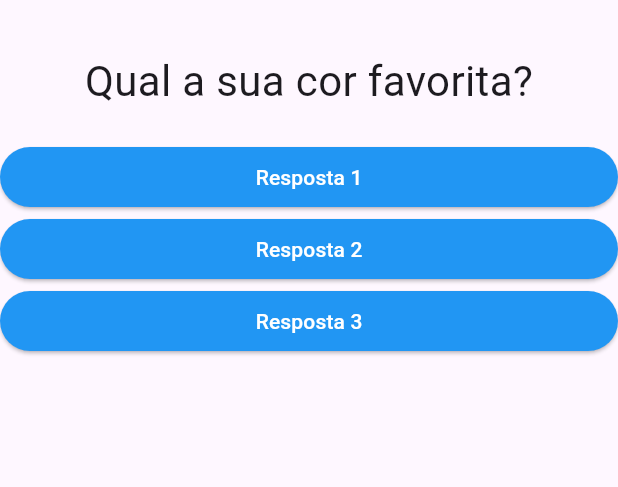
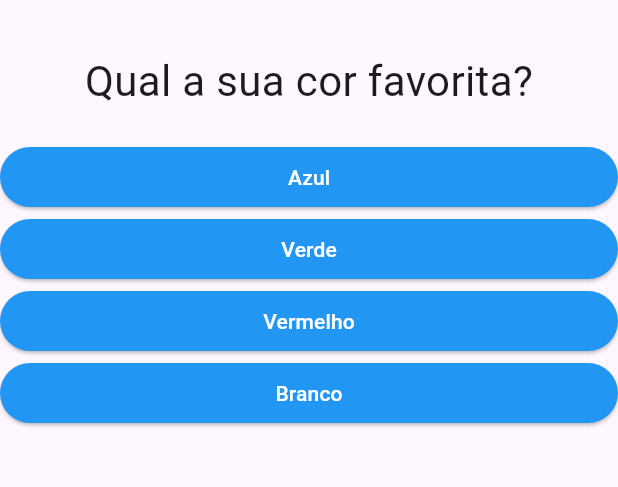
Before and after one commit to benckeleonardo/perguntas_flutter, a Flutter app: the screen it shows after launch, on a phone screen of 412 x 824 dp, the part 63-550 px from its top. Run offline on Flutter 3.47's test engine with Material 3 defaults, Android fonts, the phone set to English and light mode, and no system bars.

Commit message:
Cria o componente resposta dinamicamente para cada pergunta

```diff
--- a/lib/main.dart
+++ b/lib/main.dart
@@ -7,6 +7,17 @@ void main() {
 }
 
 class _PerguntaAppState extends State<PerguntaApp> {
+  final _perguntas = [
+    {
+      'pergunta': 'Qual a sua cor favorita?',
+      'respostas': ['Azul', 'Verde', 'Vermelho', 'Branco']
+    },
+    {
+      'pergunta': 'Qual o seu animal favorito?',
+      'respostas': ['Cachorro', 'Gato', 'Coelho']
+    }
+  ];
+
   int _perguntaAtual = 0;
 
   void _responder() {
@@ -18,20 +29,18 @@ class _PerguntaAppState extends State<PerguntaApp> {
 
   @override
   Widget build(BuildContext context) {
-    final _perguntas = [
-      'Qual a sua cor favorita?',
-      'Qual o seu animal favorito?'
-    ];
+    List<String> respostas = _perguntas[_perguntaAtual].cast()['respostas'];
+    List<Resposta> widgets = respostas
+        .map((e) => Resposta(e, _responder))
+        .toList();
 
     return MaterialApp(
       home: Scaffold(
         appBar: AppBar(title: const Text('Perguntas')),
         body: Column(
           children: [
-            Questao(_perguntas[_perguntaAtual]),
-            Resposta('Resposta 1', _responder),
-            Resposta('Resposta 2', _responder),
-            Resposta('Resposta 3', _responder),
+            Questao(_perguntas[_perguntaAtual]['pergunta'].toString()),
+            ...widgets
           ],
         ),
       ),
```
